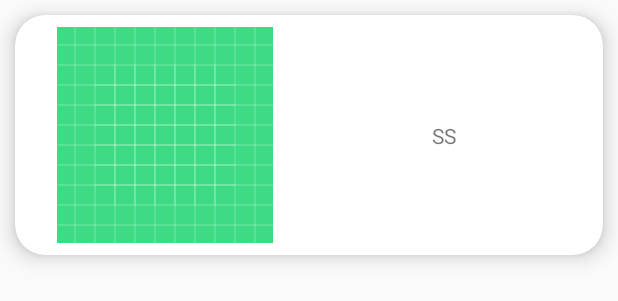
After one commit to Predrag777/UCG_project, an Android app built with Jetpack Compose: the layout item_layout.xml on its own in the app's theme, with its tools: preview values and no code run, on a phone screen of 412 x 824 dp. The commit adds this screen. Shown: the top 301 px of the screen. Run offline under Robolectric (Android 15) with nearby library versions, the phone set to English and light mode, and no system bars.

Commit message:
Recycler view

```diff
--- /dev/null
+++ b/app/src/main/java/com/example/ucg_project/data/DataClass.kt
@@ -0,0 +1,3 @@
+package com.example.ucg_project.data
+
+data class DataClass(var dataImage:Int, var dataTitle:String)
--- a/app/src/main/java/com/example/ucg_project/presentation/Auth/SignIn.kt
+++ b/app/src/main/java/com/example/ucg_project/presentation/Auth/SignIn.kt
@@ -12,8 +12,5 @@ class SignIn : AppCompatActivity(){
     override fun onCreate(savedInstanceState: Bundle?) {
         super.onCreate(savedInstanceState)
         setContentView(R.layout.signin)
-
-       /* setSupportActionBar(findViewById<View>(toolbar) as androidx.appcompat.widget.Toolbar?)
-        supportActionBar!!.setDisplayHomeAsUpEnabled(true)*/
     }
 }
--- /dev/null
+++ b/app/src/main/res/layout/item_layout.xml
@@ -0,0 +1,45 @@
+<?xml version="1.0" encoding="utf-8"?>
+<androidx.cardview.widget.CardView
+    xmlns:android="http://schemas.android.com/apk/res/android"
+    xmlns:tools="http://schemas.android.com/tools"
+    android:layout_width="match_parent"
+    android:layout_height="wrap_content"
+    xmlns:app="http://schemas.android.com/apk/res-auto"
+    android:layout_marginHorizontal="10dp"
+    android:layout_marginVertical="10dp"
+    app:cardCornerRadius="20dp"
+    app:cardElevation="8dp"
+    >
+
+    <androidx.constraintlayout.widget.ConstraintLayout
+        android:layout_width="match_parent"
+        android:layout_height="wrap_content">
+
+        <ImageView
+            android:layout_width="160dp"
+            android:layout_height="160dp"
+            android:id="@+id/image"
+            android:src="@drawable/ic_launcher_background"
+            android:layout_marginStart="20dp"
+            android:padding="8dp"
+            android:adjustViewBounds="true"
+            android:scaleType="fitXY"
+            app:layout_constraintStart_toStartOf="parent"
+            app:layout_constraintBottom_toBottomOf="parent"
+            app:layout_constraintTop_toTopOf="parent"
+            />
+
+        <TextView
+            android:id="@+id/title"
+            android:layout_width="wrap_content"
+            android:layout_height="wrap_content"
+            android:text="SS"
+            app:layout_constraintBottom_toBottomOf="parent"
+            app:layout_constraintEnd_toEndOf="parent"
+            app:layout_constraintStart_toEndOf="@+id/image"
+            app:layout_constraintTop_toTopOf="parent"
+            tools:ignore="MissingConstraints" />
+
+    </androidx.constraintlayout.widget.ConstraintLayout>
+
+</androidx.cardview.widget.CardView>
```
Also changed, not shown: app/src/main/AndroidManifest.xml (+6 -1 lines), app/src/main/java/com/example/ucg_project/presentation/Auth/Login.kt (+9 -3 lines), app/src/main/java/com/example/ucg_project/presentation/news/AdapterClass.kt (added, +34 -0 lines), app/src/main/java/com/example/ucg_project/presentation/news/News.kt (+52 -1 lines), app/src/main/res/layout/news.xml (+36 -4 lines).
